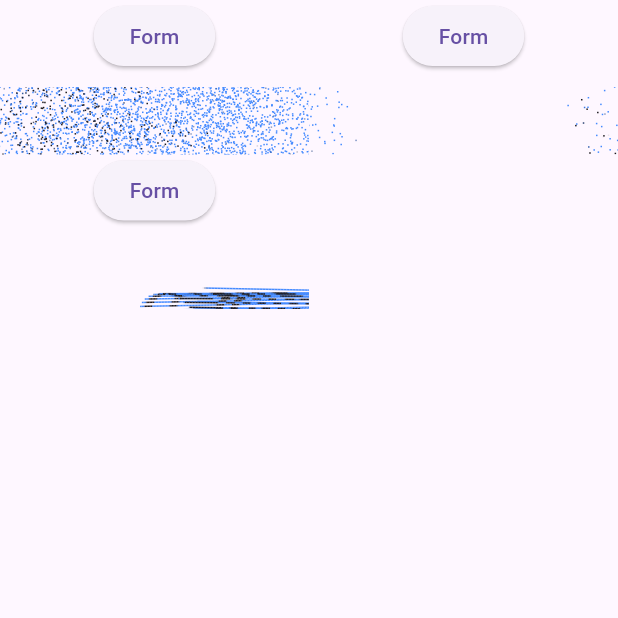
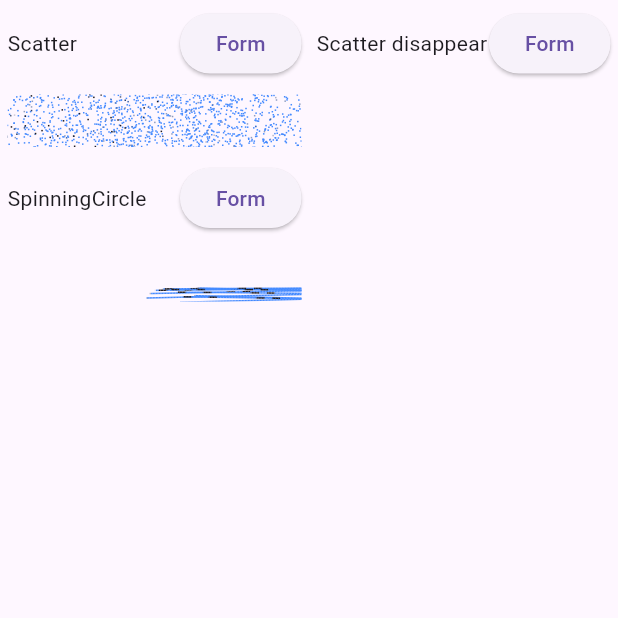
Before and after one commit to TimeLord2010/particle_reform, a Flutter app: the screen it shows after launch, on a phone screen of 412 x 824 dp, the top half of it. Run offline on Flutter 3.47's test engine with Material 3 defaults, Android fonts, the phone set to English and light mode, and no system bars.

Commit message:
fix: scatter disappear

```diff
--- a/example/lib/main.dart
+++ b/example/lib/main.dart
@@ -21,8 +21,7 @@ class _MainAppState extends State<MainApp> {
     return MaterialApp(
       debugShowCheckedModeBanner: false,
       home: Scaffold(
-        body: Center(
-          child: GridView.builder(
+        body: GridView.builder(
           gridDelegate: SliverGridDelegateWithMaxCrossAxisExtent(
             maxCrossAxisExtent: 350,
             childAspectRatio: 2,
@@ -34,13 +33,19 @@ class _MainAppState extends State<MainApp> {
               2 => SpinningCircle(),
               _ => Scatter(),
             };
-              var item = Usecase(effect: effect);
+
+            var label = switch (index) {
+              1 => 'Scatter disappear',
+              2 => 'SpinningCircle',
+              _ => 'Scatter',
+            };
+
+            var item = Usecase(effect: effect, label: label);
             return item;
           },
           itemCount: 3,
         ),
       ),
-      ),
     );
   }
 }
--- a/example/lib/usecase.dart
+++ b/example/lib/usecase.dart
@@ -3,8 +3,9 @@ import 'package:particle_reform/effects/particle_effect.dart';
 import 'package:particle_reform/particle_reform.dart';
 
 class Usecase extends StatefulWidget {
-  const Usecase({super.key, required this.effect});
+  const Usecase({super.key, required this.effect, required this.label});
 
+  final String label;
   final ParticleEffect effect;
 
   @override
@@ -16,18 +17,25 @@ class _UsecaseState extends State<Usecase> {
 
   @override
   Widget build(BuildContext context) {
-    return SizedBox(
+    return Container(
       height: 400,
+      padding: EdgeInsets.all(5),
       child: Column(
         mainAxisSize: MainAxisSize.min,
         crossAxisAlignment: CrossAxisAlignment.center,
         children: [
+          Row(
+            children: [
+              Text(widget.label),
+              Spacer(),
               ElevatedButton(
                 onPressed: () {
                   isFormed = !isFormed;
                   setState(() {});
                 },
                 child: Text(isFormed ? 'Unform' : 'Form'),
+              ),
+            ],
           ),
           SizedBox(height: 10),
           Expanded(
--- a/lib/effects/scatter_disappear.dart
+++ b/lib/effects/scatter_disappear.dart
@@ -17,27 +17,49 @@ class ScatterDisappear with ParticleEffect {
     var random = Random();
     var particles = <ScatterParticle>[];
 
-    // Calculate the diagonal distance from center to corner
-    // This ensures particles go far enough to be outside the view
-    final distanceToEdge = sqrt(
-      pow(container.width / 2, 2) + pow(container.height / 2, 2),
-    );
+    final width = container.width;
+    final height = container.height;
 
-    for (int y = 0; y < container.height; y++) {
-      for (int x = 0; x < container.width; x++) {
+    for (int y = 0; y < height; y++) {
+      for (int x = 0; x < width; x++) {
         final color = reader(x, y);
         if (color == null) continue;
 
         // Random angle for even distribution in all directions
         final angle = random.nextDouble() * 2 * pi;
 
-        // Random distance with some variation (1.2x to 1.5x the distance to edge)
+        // Calculate distance to exit the container in this direction
+        // using ray-box intersection
+        final cosA = cos(angle);
+        final sinA = sin(angle);
+
+        double tX = double.infinity;
+        double tY = double.infinity;
+
+        // Find where ray exits horizontally
+        if (cosA > 0.0001) {
+          tX = (width - x) / cosA; // hits right edge
+        } else if (cosA < -0.0001) {
+          tX = -x / cosA; // hits left edge
+        }
+
+        // Find where ray exits vertically
+        if (sinA > 0.0001) {
+          tY = (height - y) / sinA; // hits bottom edge
+        } else if (sinA < -0.0001) {
+          tY = -y / sinA; // hits top edge
+        }
+
+        // Distance to exit is the minimum of the two
+        final distanceToExit = min(tX, tY);
+
+        // Add buffer (1.2x to 1.5x) to ensure particle is fully outside
         final scatterDistance =
-            distanceToEdge * (1.5 + random.nextDouble() * 0.3);
+            distanceToExit * (1.2 + random.nextDouble() * 0.3);
 
         // Calculate scatter offset to place particle outside the view
-        final scatterX = cos(angle) * scatterDistance;
-        final scatterY = sin(angle) * scatterDistance;
+        final scatterX = cosA * scatterDistance;
+        final scatterY = sinA * scatterDistance;
 
         final particle = ScatterParticle(
           originalPosition: Offset(x.toDouble(), y.toDouble()),
```
Lines whose indentation alone changed are shown as unchanged.
